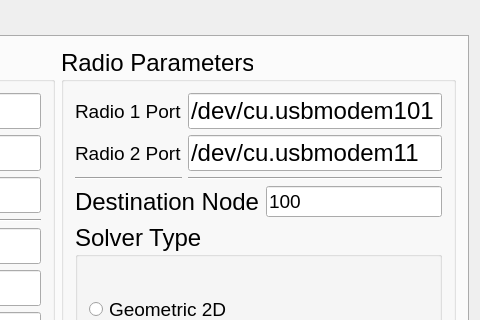
This is 6DOFEngineeringScreen/dialog.ui in dsc0003/6DOFC as Qt 5 draws it before an edit; both pictures show x 309 to 789 and y 0 to 320 of the 789 by 829 pixel window. The edited form follows.
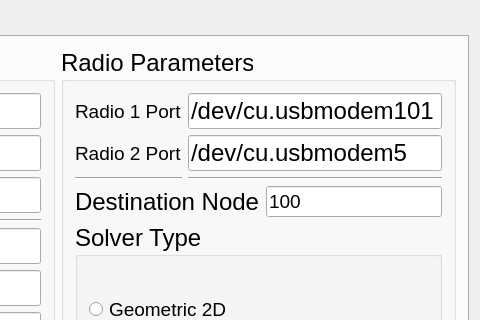
This is the edited form. Custom widgets are drawn as their Qt base class.

What changed in the file:
```diff
--- a/6DOFEngineeringScreen/dialog.ui
+++ b/6DOFEngineeringScreen/dialog.ui
@@ -205,7 +205,7 @@
              </font>
             </property>
             <property name="text">
-             <string>/dev/cu.usbmodem11</string>
+             <string>/dev/cu.usbmodem5</string>
             </property>
            </widget>
           </item>
```
